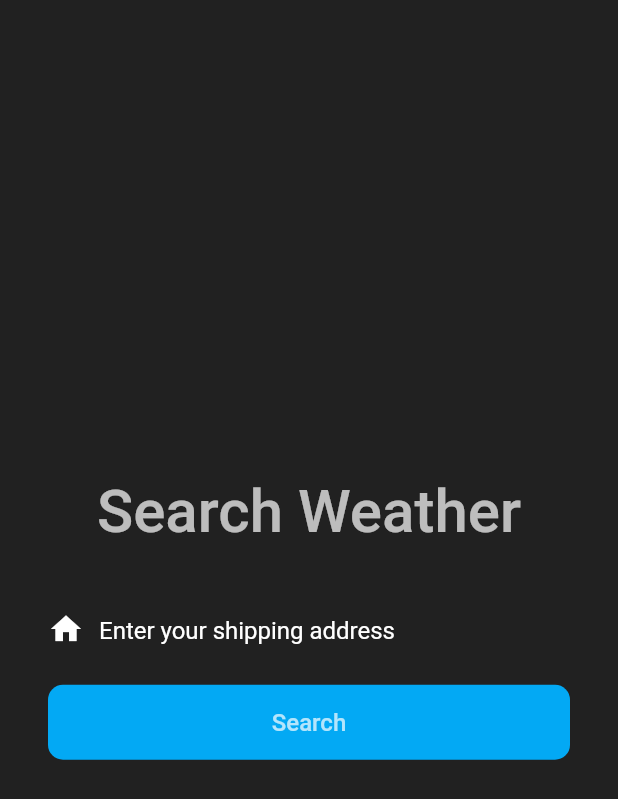
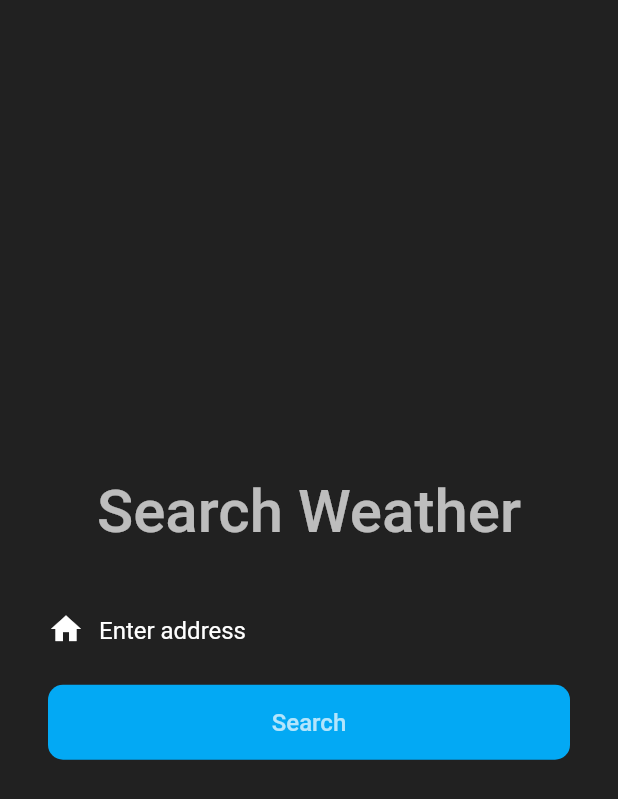
Before and after one commit to SolomiyaSadova/Weather_App, a Flutter app: the screen it shows after launch, on a phone screen of 412 x 824 dp. Shown: the top 799 px of the screen. Run offline on Flutter 3.47's test engine with Material 2 defaults, Android fonts, the phone set to English and light mode, and no system bars; our stand-ins replace bloc, equatable, flutter_bloc.

Commit message:
Update main.dart

```diff
--- a/lib/main.dart
+++ b/lib/main.dart
@@ -135,7 +135,7 @@ class _SearchPage extends  State<SearchPage> {
 
                           ),
                         ),
-                        hintText: "Enter your shipping address",
+                        hintText: "Enter address",
                         hintStyle: TextStyle(color: Colors.white),
                         border: InputBorder.none,
                         contentPadding: EdgeInsets.only(left: 8.0, top: 16.0),
```
